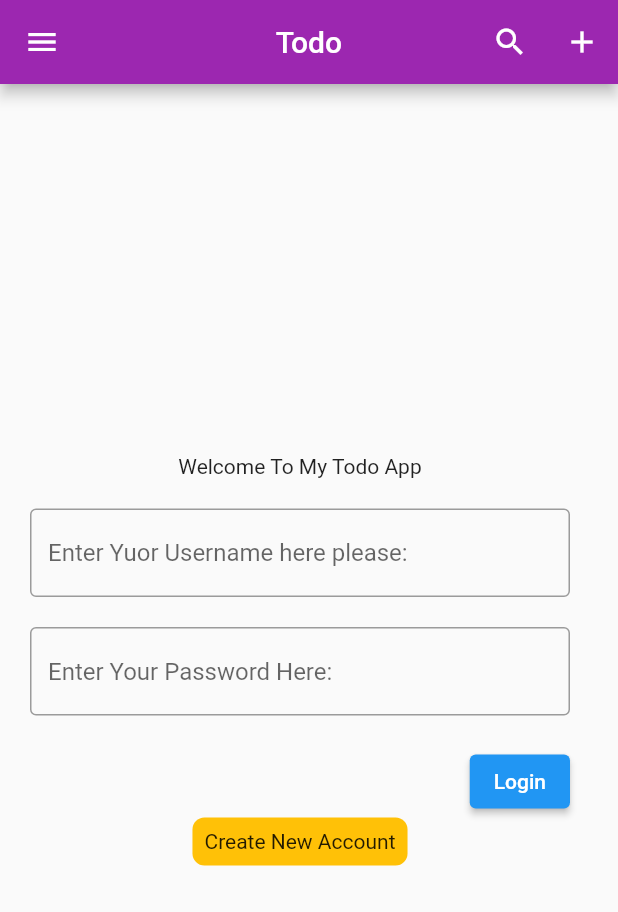
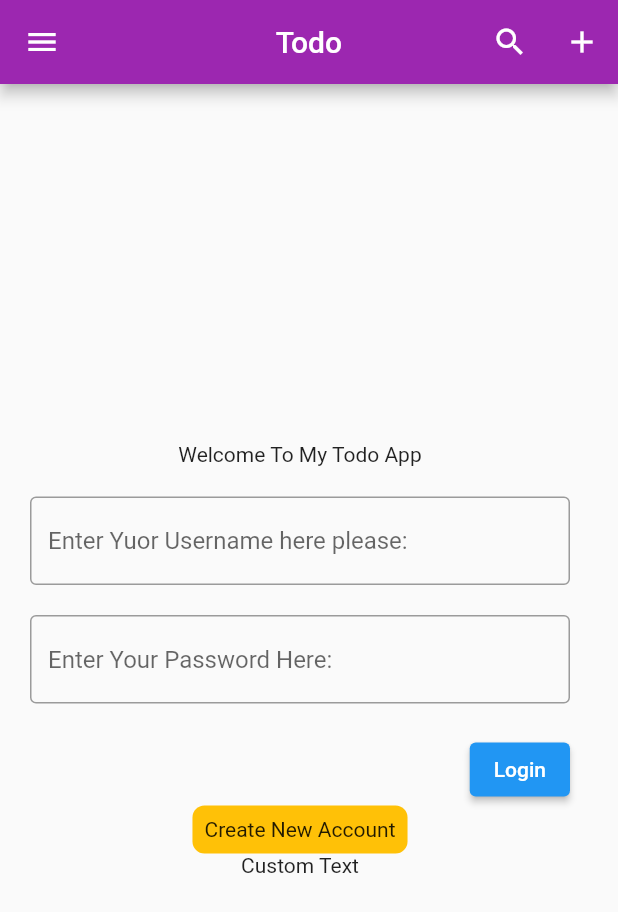
Before and after one commit to ghajavarestani/todo, a Flutter app: the screen it shows after launch, on a phone screen of 412 x 824 dp. Shown: the top 912 px of the screen. Run offline on Flutter 3.47's test engine with Material 2 defaults, Android fonts, the phone set to English and light mode, and no system bars.

Commit message:
payane film 42th-1

```diff
--- a/lib/home_page.dart
+++ b/lib/home_page.dart
@@ -325,6 +325,7 @@
 //
 //
 import 'package:flutter/material.dart';
+import 'package:todo/custom_text_page.dart';
 import 'package:todo/register_page.dart';
 
 import 'about_page.dart';
@@ -413,7 +414,7 @@ class _HomePageState extends State<HomePage> {
             mainAxisAlignment: MainAxisAlignment.center,
             crossAxisAlignment: CrossAxisAlignment.center,
             children: [
-              Text('Welcome To My Todo App'),
+              Text('Welcome To My Todo App',textAlign: TextAlign.end,),
               Container(
                 child: TextField(
                   decoration: InputDecoration(
@@ -454,6 +455,12 @@ class _HomePageState extends State<HomePage> {
                   child: Text('Create New Account'),
                 ),
               ),
+              GestureDetector(
+                onTap: (){
+                  Navigator.push(context, MaterialPageRoute(builder: (context)=>CustomTextPage()));
+                },
+                child: Text('Custom Text'),
+              )
             ],
           ),
         )
```
Also changed, not shown: lib/custom_text_page.dart (added, +24 -0 lines).
